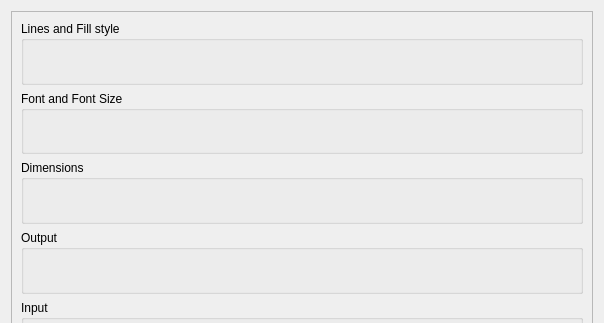
Old version of the form ui/ConfigurationDialog.ui in the repository JuBiotech/MooViE; both pictures show x 0 to 604 and y 0 to 323 of the 604 by 552 pixel window.
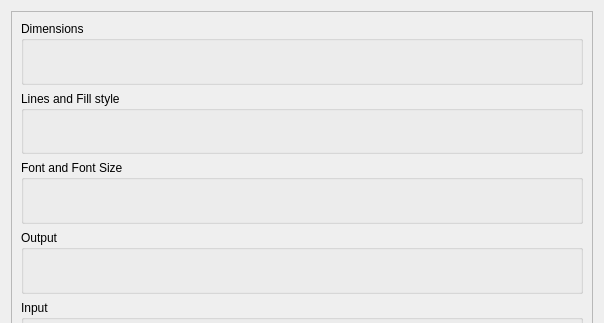
New version of the form.

Commit message: Alter order of configuration values

The edit to the form file:
```diff
--- a/ui/ConfigurationDialog.ui
+++ b/ui/ConfigurationDialog.ui
@@ -29,6 +29,14 @@
        </rect>
       </property>
       <layout class="QVBoxLayout" name="verticalLayout_2">
+       <item>
+        <widget class="QGroupBox" name="dim_grp">
+         <property name="title">
+          <string>Dimensions</string>
+         </property>
+         <layout class="QVBoxLayout" name="verticalLayout_3"/>
+        </widget>
+       </item>
        <item>
         <widget class="QGroupBox" name="linefill_grp">
          <property name="title">
@@ -45,14 +53,6 @@
          <layout class="QVBoxLayout" name="verticalLayout_4"/>
         </widget>
        </item>
-       <item>
-        <widget class="QGroupBox" name="dim_grp">
-         <property name="title">
-          <string>Dimensions</string>
-         </property>
-         <layout class="QVBoxLayout" name="verticalLayout_3"/>
-        </widget>
-       </item>
        <item>
         <widget class="QGroupBox" name="output_grp">
          <property name="title">
```
The commit also changes 3 other files.
